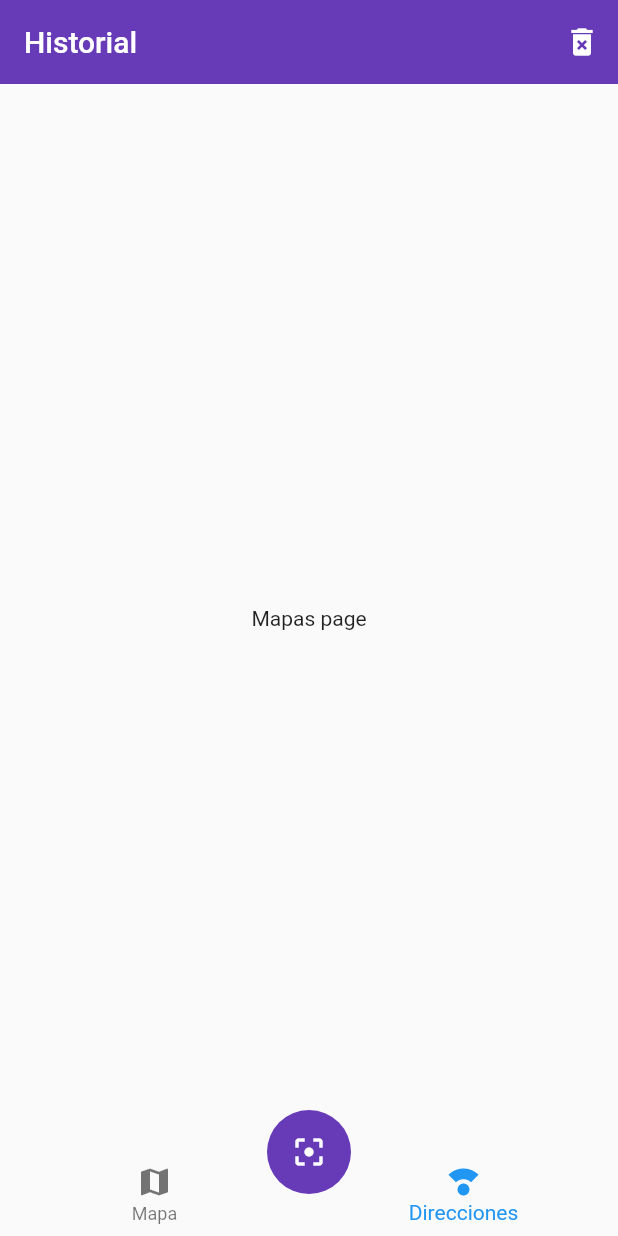
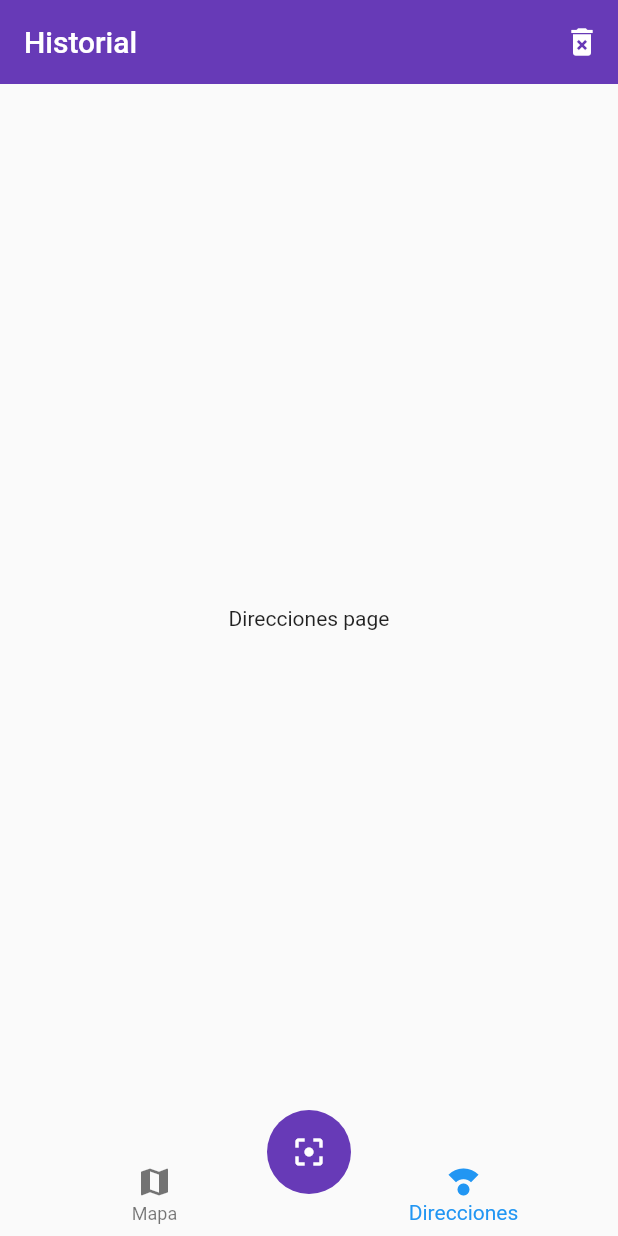
Before and after one commit to iglez/qr_reader, a Flutter app: the screen it shows after launch, on a phone screen of 412 x 824 dp. Run offline on Flutter 3.47's test engine with Material 2 defaults, Android fonts, the phone set to English and light mode, and no system bars.

Commit message:
Creando direcciones page

```diff
--- /dev/null
+++ b/lib/pages/direcciones_page.dart
@@ -0,0 +1,10 @@
+import 'package:flutter/material.dart';
+
+class DireccionesPage extends StatelessWidget {
+  @override
+  Widget build(BuildContext context) {
+    return Center(
+      child: Text('Direcciones page'),
+    );
+  }
+}
--- a/lib/pages/home_page.dart
+++ b/lib/pages/home_page.dart
@@ -1,4 +1,5 @@
 import 'package:flutter/material.dart';
+import 'package:qr_reader/pages/direcciones_page.dart';
 import 'package:qr_reader/pages/mapas_page.dart';
 import 'package:qr_reader/widgets/custom_navigatorbar.dart';
 import 'package:qr_reader/widgets/scan_button.dart';
@@ -17,7 +18,7 @@ class HomePage extends StatelessWidget {
           ),
         ],
       ),
-      body: MapasPage(),
+      body: DireccionesPage(),
       bottomNavigationBar: CustomNavigationBar(),
       floatingActionButton: ScanButton(),
       floatingActionButtonLocation: FloatingActionButtonLocation.centerDocked,
```
